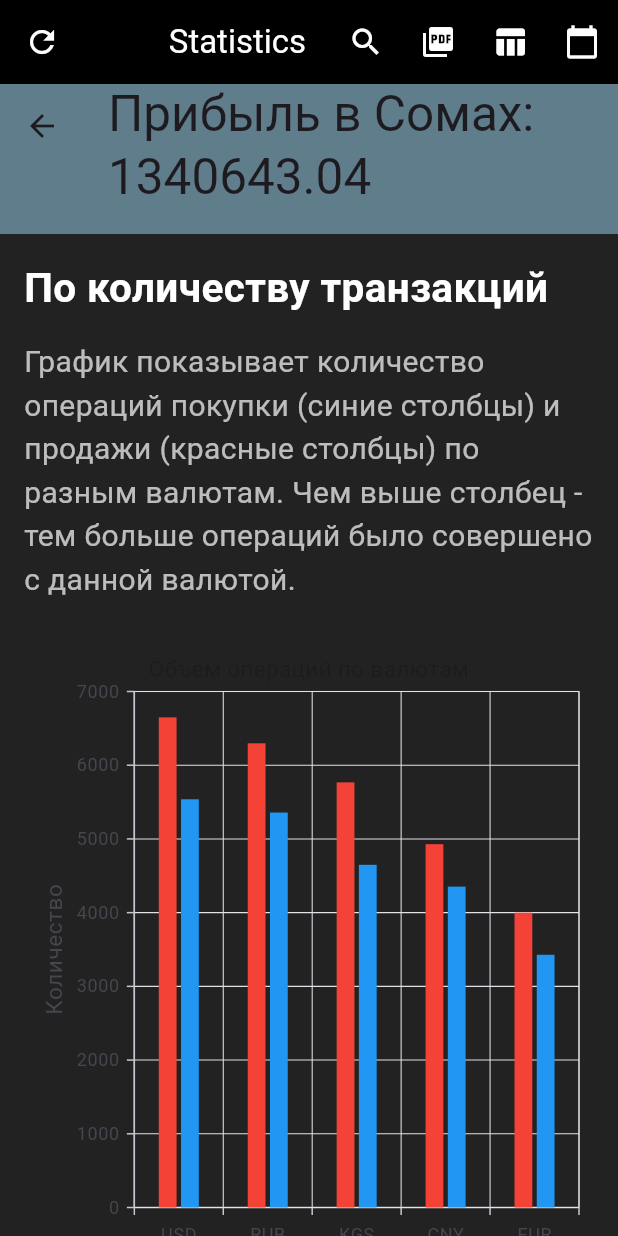
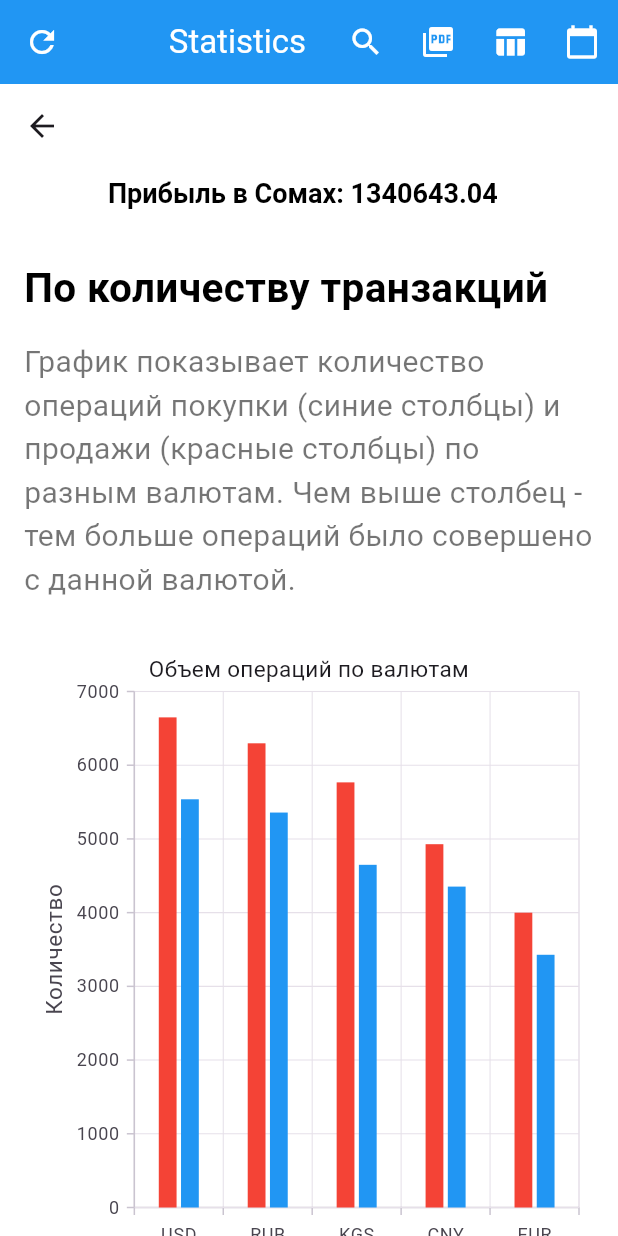
Before and after one commit to viollenaki/exchanger_flutter, a Flutter app: the Information screen opened directly, on a phone screen of 412 x 824 dp. Run offline on Flutter 3.47's test engine with Material 3 defaults, Android fonts, the light colour scheme and no system bars; our stand-ins replace shared_preferences, syncfusion_flutter_charts; accounts and stored records are empty.

Commit message:
fixed grapghs

```diff
--- a/lib/pages/information.dart
+++ b/lib/pages/information.dart
@@ -84,7 +84,7 @@ class _InformationState extends State<Information> {
       helpText: '', // Убираем карандаш (поле ввода даты)
       builder: (context, child) {
         return Theme(
-          data: ThemeData.dark(),
+          data: ThemeData.light(), // Changed from ThemeData.dark()
           child: child!,
         );
       },
@@ -1147,7 +1147,7 @@ class _InformationState extends State<Information> {
         child: Text(
           title,
           style: TextStyle(
-              fontSize: 27, fontWeight: FontWeight.bold, color: Colors.white),
+              fontSize: 27, fontWeight: FontWeight.bold, color: Colors.black), // Changed from white
         ),
       ),
     );
@@ -1210,10 +1210,10 @@ void _resetFilter() {
 
     /////////////////////////////////////////////////////////////////////////////////////////////////// Scaffold - основная структура экрана
     return Scaffold(
-      backgroundColor: Colors.black87,
+      backgroundColor: Colors.white, // Changed from Colors.black87
       /////////////////////////////////////////////////////////////////////////////////////////// AppBar - верхняя панель
       appBar: AppBar(
-        backgroundColor: Colors.black,
+        backgroundColor: Colors.blue, // Changed from Colors.black
         title: const Text('Statistics', style: TextStyle(color: Colors.white)),
         centerTitle: true,
 
@@ -1271,23 +1271,37 @@ void _resetFilter() {
           // 🔹 Динамический заголовок
           SliverAppBar(
             expandedHeight: 100.0,
-            pinned: true,
+
+            pinned: false,
             flexibleSpace: FlexibleSpaceBar(
               title: Column(
                 mainAxisAlignment: MainAxisAlignment.end,
                 crossAxisAlignment: CrossAxisAlignment.start,
                 children: [
                     Text(
-                      "Прибыль в Сомах: ${calculateTransactionSum(_filteredTransactions)}"),
+  "Прибыль в Сомах: ${calculateTransactionSum(_filteredTransactions)}",
+  style: TextStyle(
+    fontSize: 12,
+    fontWeight: FontWeight.bold,
+    color: Colors.black,
+
+
+  ),
+),
 if (_selectedDateRange != null)
   Text(
     "Период: ${DateFormat('dd.MM.yyyy').format(_selectedDateRange!.start)} - ${DateFormat('dd.MM.yyyy').format(_selectedDateRange!.end)}",
-                      style: TextStyle(fontSize: 14),
+    style: TextStyle(
+      fontSize: 12,
+      fontWeight: FontWeight.bold,
+      color: Colors.black,
+
+    ),
   ),
                 ],
               ),
               background: Container(
-                color: Colors.blueGrey,
+                color: const Color.fromARGB(255, 255, 255, 255),
               ),
             ),
           ),
@@ -1299,7 +1313,7 @@ void _resetFilter() {
       padding: EdgeInsets.fromLTRB(16, 0, 16, 8),
       child: Text(
         "График показывает количество операций покупки (синие столбцы) и продажи (красные столбцы) по разным валютам. Чем выше столбец - тем больше операций было совершено с данной валютой.",
-      style: TextStyle(color: Colors.white70, fontSize: 20),
+        style: TextStyle(color: Colors.black54, fontSize: 20), // Changed from white70
       ),
     ),
   ),
@@ -1359,7 +1373,7 @@ SliverToBoxAdapter(
     padding: EdgeInsets.fromLTRB(16, 0, 16, 8),
     child: Text(
       "На графике отображается активность операций по дням недели. Вы можете выбрать конкретный день, чтобы увидеть распределение транзакций по часам.",
-      style: TextStyle(color: Colors.white70, fontSize: 20),
+      style: TextStyle(color: Colors.black54, fontSize: 20),
     ),
   ),
 ),
@@ -1372,14 +1386,13 @@ SliverToBoxAdapter(
   height: 50,
   child: ListView(
     scrollDirection: Axis.horizontal,
-                    children:
-                        ['Пн', 'Вт', 'Ср', 'Чт', 'Пт', 'Сб', 'Вс'].map((day) {
+    children: ['Пн', 'Вт', 'Ср', 'Чт', 'Пт', 'Сб', 'Вс'].map((day) {
       return Padding(
         padding: const EdgeInsets.symmetric(horizontal: 4),
         child: ElevatedButton(
           style: ElevatedButton.styleFrom(
-                            backgroundColor:
-                                _selectedDay == day ? Colors.blue : Colors.grey,
+            backgroundColor: _selectedDay == day ? Colors.blue : Colors.grey,
+            foregroundColor: Colors.white, // Set text color to white
           ),
           onPressed: () {
             setState(() {
@@ -1511,8 +1524,8 @@ SliverToBoxAdapter(
                             _selectedOperation = value!;
                           });
                         },
-                        dropdownColor: Colors.grey[900],
-                        style: TextStyle(color: Colors.white),
+                        dropdownColor: Colors.white,
+                        style: TextStyle(color: Colors.black),
                       ),
                     ],
                   ),
@@ -1523,7 +1536,7 @@ SliverToBoxAdapter(
                       title: ChartTitle(
                         text:
                             'Динамика курса $_selectedCurrency ($_selectedOperation)',
-                        textStyle: TextStyle(color: Colors.white),
+                        textStyle: TextStyle(color: Colors.black), // Changed from white
                       ),
                       primaryXAxis: CategoryAxis(
                         title: AxisTitle(text: 'Дата'),
@@ -1544,10 +1557,15 @@ SliverToBoxAdapter(
                           animationDuration: 1000,
                         ),
                       ],
+                      legend: Legend(
+                        isVisible: true,
+                        position: LegendPosition.bottom,
+                        textStyle: TextStyle(color: Colors.black), // Changed from white
+                      ),
                       tooltipBehavior: TooltipBehavior(
                         enable: true,
                         format: 'Дата: point.x\nКурс: point.y',
-                        textStyle: TextStyle(color: Colors.white),
+                        textStyle: TextStyle(color: Colors.black), // Changed from white
                       ),
                     ),
                   ),
--- a/lib/widgets/custom_drawer.dart
+++ b/lib/widgets/custom_drawer.dart
@@ -2,7 +2,7 @@ import 'package:flutter/material.dart';
 import 'package:currencies/pages/addCurency.dart';
 import 'package:currencies/pages/settings.dart';
 import 'package:currencies/pages/currency_screen.dart'; // Импорт нового экрана
-
+//то что которая появляется при нажатии на menubar в home.dart
 class CustomDrawer extends StatelessWidget {
   final Color drawerHeaderColor;
 
```
Lines whose indentation alone changed are shown as unchanged.
